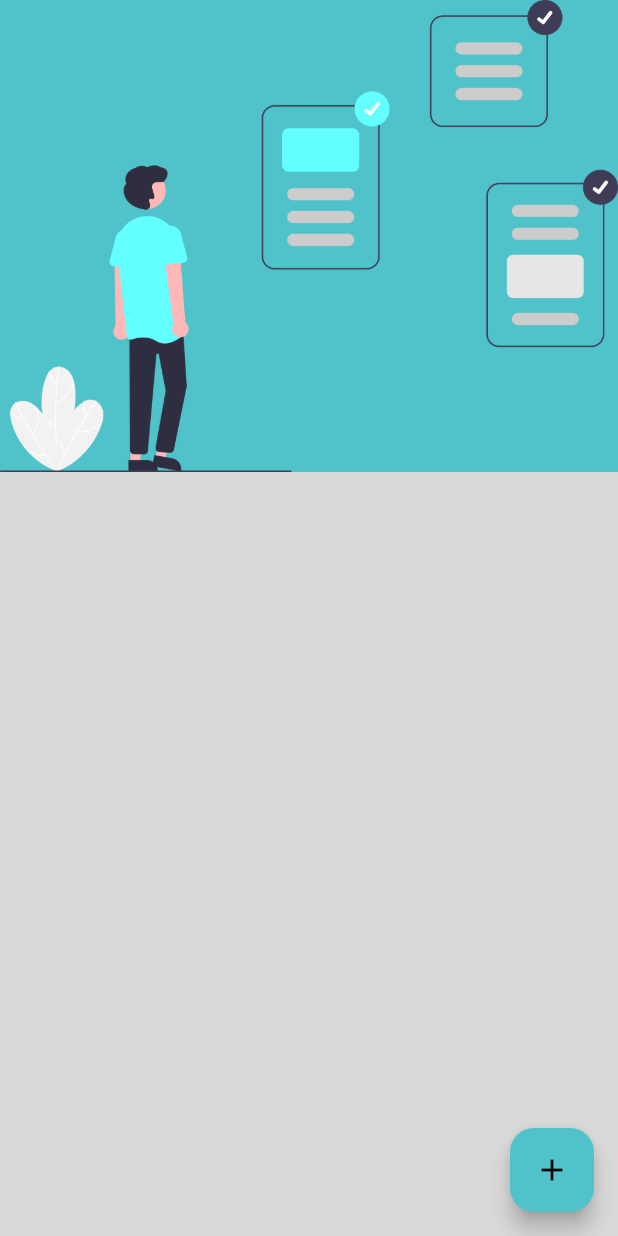
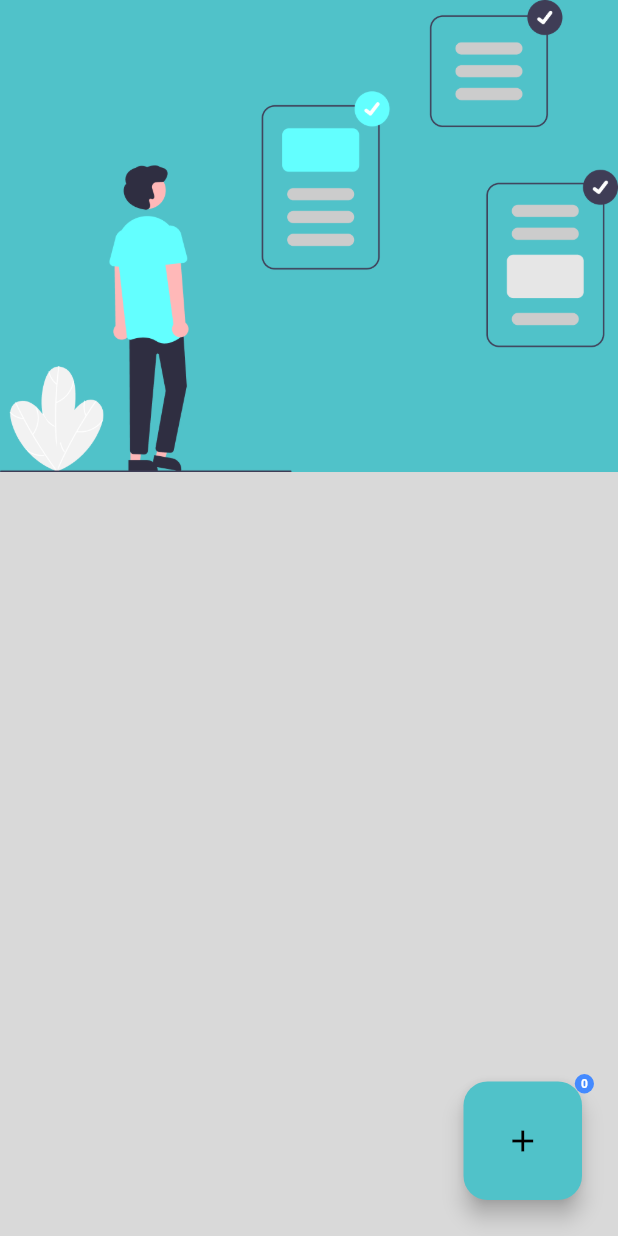
Before and after one commit to selinbdk/bloc_examples, a Flutter app: the TodoView screen opened directly, after a tap on "Get Started!", on a phone screen of 412 x 824 dp. Run offline on Flutter 3.47's test engine with Material 3 defaults, Android fonts, the phone set to English and light mode, and no system bars; our stand-ins replace bloc, dio, equatable, flutter_bloc, objectbox; generated files the repository leaves out were written again.

```diff
--- a/analysis_options.yaml
+++ b/analysis_options.yaml
@@ -3,6 +3,7 @@ analyzer:
   errors:
     cast_nullable_to_non_nullable: ignore
     inference_failure_on_function_invocation: ignore
+    use_build_context_synchronously: ignore
     use_setters_to_change_properties: ignore
   exclude:
   - "**/*.mocks.dart"
--- a/lib/examples/todo/_widgets/add_todo_button.dart
+++ b/lib/examples/todo/_widgets/add_todo_button.dart
@@ -1,11 +1,19 @@
 part of '../view/todo_view.dart';
 
 class _AddTodoButton extends StatelessWidget {
-  const _AddTodoButton();
+  const _AddTodoButton(this.todoCount);
+  final int todoCount;
 
   @override
   Widget build(BuildContext context) {
-    return FloatingActionButton(
+    return SizedBox.square(
+      dimension: 95,
+      child: Stack(
+        children: [
+          Positioned.fill(
+            child: Padding(
+              padding: const EdgeInsets.all(8),
+              child: FloatingActionButton(
                 backgroundColor: const Color(0xFF50C2C9),
                 onPressed: () {
                   showDialog(
@@ -16,6 +24,28 @@ class _AddTodoButton extends StatelessWidget {
                   );
                 },
                 child: const Icon(Icons.add, color: Colors.black),
+              ),
+            ),
+          ),
+          Positioned.fill(
+            bottom: null,
+            left: null,
+            child: Container(
+              padding: const EdgeInsets.all(4),
+              alignment: Alignment.topRight,
+              decoration: const ShapeDecoration(shape: CircleBorder(), color: Colors.blueAccent),
+              child: Text(
+                '$todoCount',
+                style: const TextStyle(
+                  fontSize: 8,
+                  color: Colors.white,
+                  fontWeight: FontWeight.bold,
+                ),
+              ),
+            ),
+          ),
+        ],
+      ),
     );
   }
 }
--- /dev/null
+++ b/lib/examples/todo/cubits/toggle_is_done_cubit/toggle_is_done_cubit.dart
@@ -0,0 +1,25 @@
+import 'package:bloc/bloc.dart';
+import 'package:equatable/equatable.dart';
+
+import '../../repository/repository.dart';
+
+part 'toggle_is_done_state.dart';
+
+class ToggleIsDoneCubit extends Cubit<ToggleIsDoneState> {
+  ToggleIsDoneCubit(this.todoRepository) : super(const ToggleIsDoneInitial());
+
+  Future<void> toggleIsDone(int? id) async {
+    emit(const ToggleIsDoneLoading());
+    try {
+      if (id != null) {
+        await todoRepository.toggleIsDone(id);
+      }
+
+      emit(const ToggleIsDoneSuccess());
+    } catch (_) {
+      emit(ToggleIsDoneFailure(message: _.toString()));
+    }
+  }
+
+  final TodoRepository todoRepository;
+}
--- /dev/null
+++ b/lib/examples/todo/cubits/toggle_is_done_cubit/toggle_is_done_state.dart
@@ -0,0 +1,38 @@
+part of 'toggle_is_done_cubit.dart';
+
+sealed class ToggleIsDoneState extends Equatable {
+  const ToggleIsDoneState();
+
+  @override
+  List<Object> get props => [];
+}
+
+final class ToggleIsDoneInitial extends ToggleIsDoneState {
+  const ToggleIsDoneInitial();
+
+  @override
+  List<Object> get props => [];
+}
+
+
+final class ToggleIsDoneLoading extends ToggleIsDoneState {
+  const ToggleIsDoneLoading();
+
+  @override
+  List<Object> get props => [];
+}
+
+final class ToggleIsDoneSuccess extends ToggleIsDoneState {
+  const ToggleIsDoneSuccess();
+
+  @override
+  List<Object> get props => [];
+}
+
+final class ToggleIsDoneFailure extends ToggleIsDoneState {
+  const ToggleIsDoneFailure({required this.message});
+  final String message;
+
+  @override
+  List<Object> get props => [message];
+}
--- a/lib/examples/todo/models/todo_model.dart
+++ b/lib/examples/todo/models/todo_model.dart
@@ -6,7 +6,8 @@ class TodoModel {
     this.createdAt,
     this.isDone,
     this.content,
-  }) : id = 0;
+    this.id = 0,
+  });
   @Id()
   int? id;
   final String? createdAt;
--- a/lib/examples/todo/view/todo_view.dart
+++ b/lib/examples/todo/view/todo_view.dart
@@ -3,8 +3,10 @@ import 'package:flutter_bloc/flutter_bloc.dart';
 
 import '../_widgets/add_todo_dialog.dart';
 import '../_widgets/app_button.dart';
+import '../_widgets/loading_dialog.dart';
 import '../cubits/get_all_todos/get_all_todos_cubit.dart';
 import '../cubits/remove_todo/remove_todo_cubit.dart';
+import '../cubits/toggle_is_done_cubit/toggle_is_done_cubit.dart';
 
 part '../_widgets/add_todo_button.dart';
 
@@ -15,11 +17,27 @@ class TodoView extends StatelessWidget {
   Widget build(BuildContext context) {
     return Scaffold(
       backgroundColor: const Color(0xFFD9D9D9),
-      floatingActionButton: const _AddTodoButton(),
+      floatingActionButton: BlocBuilder<GetAllTodosCubit, GetAllTodosState>(
+        builder: (context, state) {
+          if (state is GetAllTodosSuccess) {
+            return _AddTodoButton(state.data.length);
+          }
+
+          return const SizedBox.shrink();
+        },
+      ),
       body: BlocListener<RemoveTodoCubit, RemoveTodoState>(
-        listener: (context, state) {
+        listener: (context, state) async {
           if (state is RemoveTodoSuccess) {
-            context.read<GetAllTodosCubit>().getAllTodos();
+            await context.read<GetAllTodosCubit>().getAllTodos();
+            Navigator.pop(context);
+          }
+          if (state is RemoveTodoLoading) {
+            await showDialog(
+              context: context,
+              builder: (context) => const LoadingDialog(),
+              barrierDismissible: false,
+            );
           }
         },
         child: BlocBuilder<GetAllTodosCubit, GetAllTodosState>(
@@ -61,7 +79,13 @@ class _TodoView extends StatelessWidget {
 
   @override
   Widget build(BuildContext context) {
-    return Column(
+    return BlocListener<ToggleIsDoneCubit, ToggleIsDoneState>(
+      listener: (context, toggleIsDoneState) async {
+        if (toggleIsDoneState is ToggleIsDoneSuccess) {
+          await context.read<GetAllTodosCubit>().getAllTodos();
+        }
+      },
+      child: Column(
         children: [
           ColoredBox(
             color: const Color(0xFF50C2C9),
@@ -75,8 +99,9 @@ class _TodoView extends StatelessWidget {
                 final todoModel = state.data[index];
                 return Card(
                   child: CheckboxListTile(
-                  value: false,
-                  onChanged: (value) {},
+                    activeColor: Colors.purple,
+                    value: todoModel.isDone,
+                    onChanged: (value) => context.read<ToggleIsDoneCubit>().toggleIsDone(todoModel.id),
                     title: Text(
                       '${todoModel.content}',
                       style: const TextStyle(
@@ -104,6 +129,7 @@ class _TodoView extends StatelessWidget {
             ),
           ),
         ],
+      ),
     );
   }
 }
--- a/lib/main.dart
+++ b/lib/main.dart
@@ -1,8 +1,10 @@
 import 'package:flutter/material.dart';
 import 'package:flutter_bloc/flutter_bloc.dart';
 
+import 'examples/practices/sample/view/json_placeholder_view.dart';
 import 'examples/todo/cubits/add_todo/add_todo_cubit.dart';
 import 'examples/todo/cubits/get_all_todos/get_all_todos_cubit.dart';
+import 'examples/todo/cubits/toggle_is_done_cubit/toggle_is_done_cubit.dart';
 import 'examples/todo/cubits/remove_todo/remove_todo_cubit.dart';
 import 'examples/todo/models/todo_model.dart';
 import 'examples/todo/repository/repository.dart';
@@ -33,11 +35,12 @@ class MainApp extends StatelessWidget {
         providers: [
           BlocProvider(create: (context) => AddTodoCubit(TodoRepositoryImpl(todoBox))),
           BlocProvider(create: (context) => RemoveTodoCubit(TodoRepositoryImpl(todoBox))),
+          BlocProvider(create: (context) => ToggleIsDoneCubit(TodoRepositoryImpl(todoBox))),
           BlocProvider(create: (context) => GetAllTodosCubit(context.read<TodoRepository>())),
         ],
         child: const MaterialApp(
           debugShowCheckedModeBanner: false,
-          home: TodoView(),
+          home: JsonPlaceholderView(),
         ),
       ),
     );
```
Also changed, not shown: lib/examples/todo/_widgets/add_todo_dialog.dart (+6 -2 lines), lib/examples/todo/components/snack_bar_extension.dart (added, +22 -0 lines), lib/examples/todo/repository/repository.dart (+28 -18 lines), lib/objectbox.g.dart, pubspec.lock, 1 other file. Lines whose indentation alone changed are shown as unchanged.
